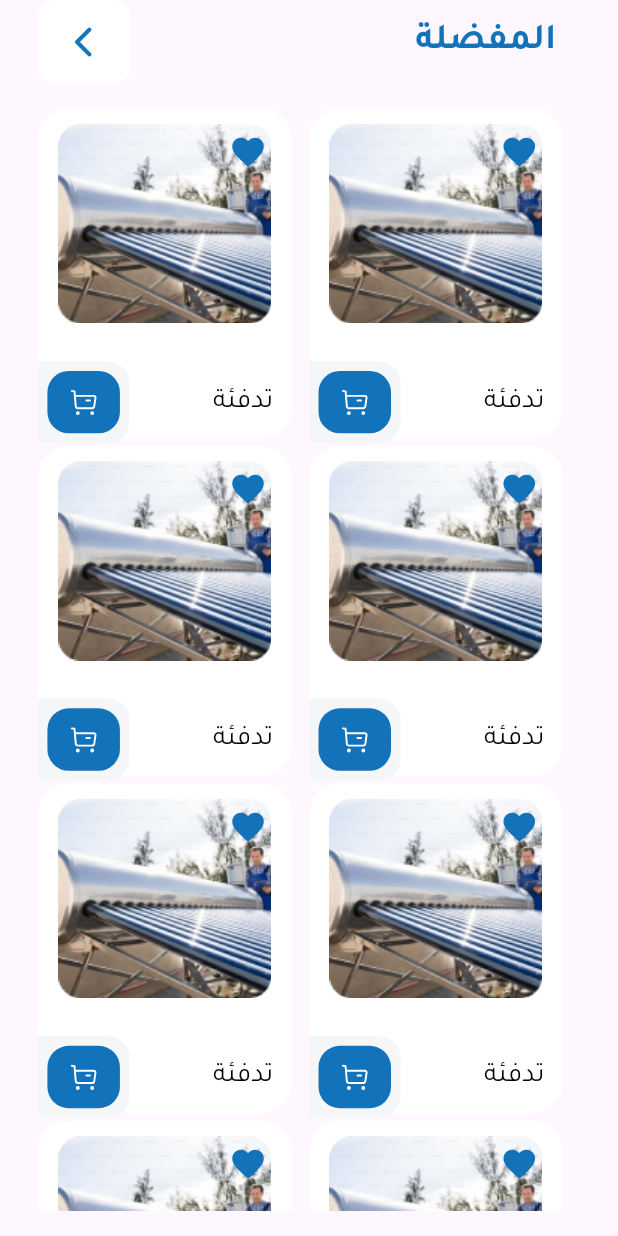
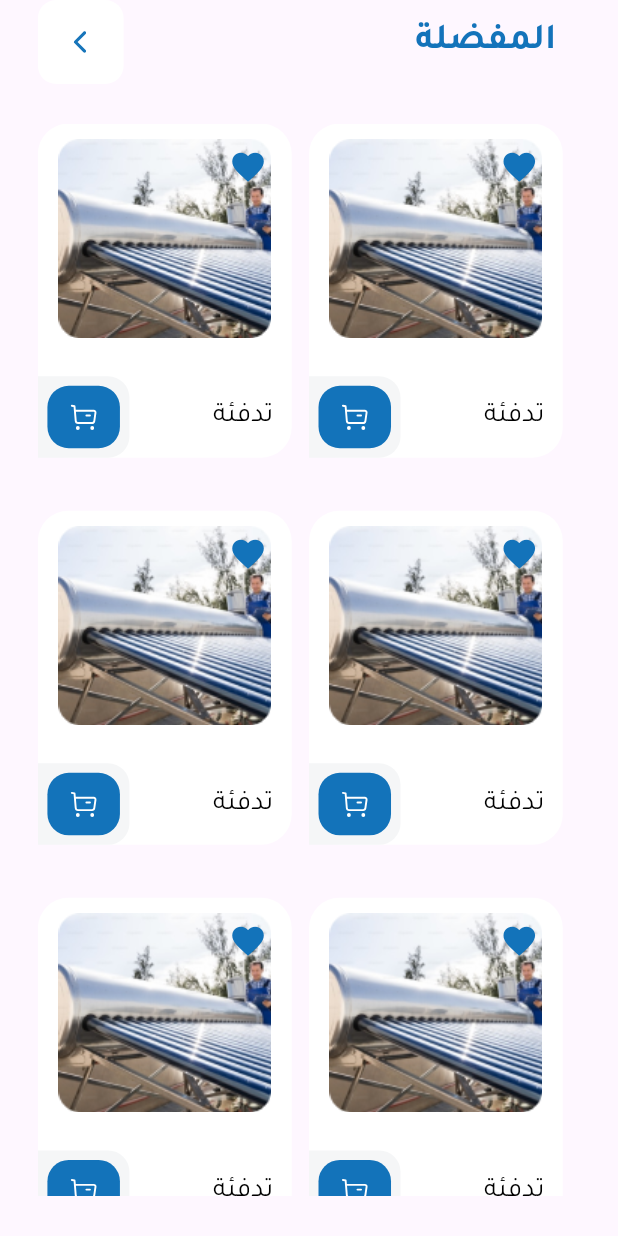
Before and after one commit to saleemAlkadour1/ghajar_app, a Flutter app: the FavouriteScreen screen opened directly, on a phone screen of 412 x 824 dp. Run offline on Flutter 3.47's test engine with Material 3 defaults, Android fonts, the phone set to English and light mode, and no system bars; our stand-ins replace device_info_plus, flutter_riverpod, flutter_screenutil, flutter_svg, fluttertoast, font_awesome_flutter and 3 more; missing offline and left inert: navigation_history_observer; project files that could hold a hidden picture were left out.

Commit message:
Improv responsive (FavouriteScreen) and refactor its code

```diff
--- a/lib/ui/screens/cart_screen.dart
+++ b/lib/ui/screens/cart_screen.dart
@@ -14,13 +14,9 @@ class CartScreen extends ConsumerWidget implements AppPageRoute {
 
   @override
   Widget build(BuildContext context, WidgetRef ref) {
-    final double heightScreen = MediaQuery.sizeOf(context).height;
-    final double widthScreen = MediaQuery.sizeOf(context).width;
     return Scaffold(
       appBar: CustomAppBar(
         title: MyStrings.shoppingCart,
-        heightScreen: heightScreen,
-        widthScreen: widthScreen,
       ),
       body: Padding(
         padding: EdgeInsets.symmetric(horizontal: AppSpacing.value(23).w),
--- a/lib/ui/screens/catalog_screen.dart
+++ b/lib/ui/screens/catalog_screen.dart
@@ -19,8 +19,6 @@ class CatalogScreen extends ConsumerWidget implements AppPageRoute {
     return Scaffold(
         appBar: CustomAppBar(
           title: MyStrings.catalog,
-          heightScreen: heightScreen,
-          widthScreen: widthScreen,
         ),
         body: Padding(
           padding: EdgeInsets.symmetric(
--- a/lib/ui/screens/details_screen.dart
+++ b/lib/ui/screens/details_screen.dart
@@ -20,12 +20,8 @@ class DetailsScreen extends StatelessWidget implements AppPageRoute {
 
   @override
   Widget build(BuildContext context) {
-    final double heightScreen = MediaQuery.sizeOf(context).height;
-    final double widthScreen = MediaQuery.sizeOf(context).width;
     return Scaffold(
       appBar: CustomAppBar(
-        heightScreen: heightScreen,
-        widthScreen: widthScreen,
         onTap: () {
           AppNav.pop(context);
         },
--- a/lib/ui/screens/favourite_screen.dart
+++ b/lib/ui/screens/favourite_screen.dart
@@ -1,8 +1,8 @@
 import 'package:flutter/material.dart';
-import 'package:ghajar_app/app/app_spacing.dart';
 import 'package:ghajar_app/app/my_strings.dart';
 import 'package:ghajar_app/ui/widgets/custom_app_bar.dart';
 import 'package:ghajar_app/ui/widgets/home_screen_widgets/product_item.dart';
+import 'package:ghajar_app/utils/calculate_dimensions.dart';
 import 'package:ghajar_app/utils/enums/app_page_route_enum.dart';
 import 'package:ghajar_app/utils/navigation.dart';
 
@@ -11,28 +11,24 @@ class FavouriteScreen extends StatelessWidget implements AppPageRoute {
 
   @override
   Widget build(BuildContext context) {
-    final double heightScreen = MediaQuery.sizeOf(context).height;
-    final double widthScreen = MediaQuery.sizeOf(context).width;
     return Scaffold(
       appBar: CustomAppBar(
         title: MyStrings.favorite,
-        heightScreen: heightScreen,
-        widthScreen: widthScreen,
       ),
       body: Padding(
         padding: EdgeInsets.symmetric(
-          vertical: heightScreen * 0.02,
-          horizontal: AppSpacing.value(23).w,
+          vertical: height(26),
+          horizontal: width(23),
         ),
         child: GridView.builder(
           itemCount: 20,
-          gridDelegate: const SliverGridDelegateWithFixedCrossAxisCount(
+          gridDelegate: SliverGridDelegateWithFixedCrossAxisCount(
             crossAxisCount: 2,
-            mainAxisSpacing: 5,
-            childAspectRatio: 2.465 / 3,
+            mainAxisSpacing: height(22),
+            childAspectRatio: 2.3 / 3,
           ),
           itemBuilder: (context, index) {
-            return ProductItem(
+            return const ProductItem(
               isFavourite: true,
             );
           },
--- a/lib/ui/widgets/custom_app_bar.dart
+++ b/lib/ui/widgets/custom_app_bar.dart
@@ -2,9 +2,9 @@ import 'package:flutter/material.dart';
 import 'package:flutter_svg/svg.dart';
 import 'package:ghajar_app/app/app_colors.dart';
 import 'package:ghajar_app/app/app_radius.dart';
-import 'package:ghajar_app/app/app_spacing.dart';
 import 'package:ghajar_app/app/app_text_styles.dart';
 import 'package:ghajar_app/assets.dart';
+import 'package:ghajar_app/utils/calculate_dimensions.dart';
 
 class CustomAppBar extends StatelessWidget implements PreferredSizeWidget {
   const CustomAppBar({
@@ -12,23 +12,19 @@ class CustomAppBar extends StatelessWidget implements PreferredSizeWidget {
     this.onTap,
     this.title,
     this.actions,
-    required this.heightScreen,
-    required this.widthScreen,
   });
   final void Function()? onTap;
   final String? title;
   final List<Widget>? actions;
-  final double heightScreen;
-  final double widthScreen;
 
   @override
   Widget build(BuildContext context) {
     return Padding(
-      padding: EdgeInsets.symmetric(horizontal: AppSpacing.value(23).w),
+      padding: EdgeInsets.symmetric(horizontal: width(23)),
       child: SizedBox(
-        height: heightScreen * 0.12,
+        height: height(80),
         child: AppBar(
-          leadingWidth: widthScreen * 0.15,
+          leadingWidth: width(52),
           scrolledUnderElevation: 0,
           elevation: 0,
           backgroundColor: Colors.transparent,
@@ -44,8 +40,8 @@ class CustomAppBar extends StatelessWidget implements PreferredSizeWidget {
               child: Center(
                 child: SvgPicture.asset(
                   Assets.images.app_icons.arrow_back_svg,
-                  width: widthScreen * 0.08,
-                  height: widthScreen * 0.08,
+                  width: width(24),
+                  height: height(24),
                 ),
               ),
             ),
--- a/lib/ui/widgets/home_screen_widgets/product_item.dart
+++ b/lib/ui/widgets/home_screen_widgets/product_item.dart
@@ -48,7 +48,7 @@ class _ProductItemState extends State<ProductItem> {
                 color: AppColors.white,
                 borderRadius: BorderRadius.circular(AppRadius.lg.v)),
             width: width(154),
-            height: height(220),
+            height: height(219.5),
             child: Column(
               children: [
                 Padding(
```
